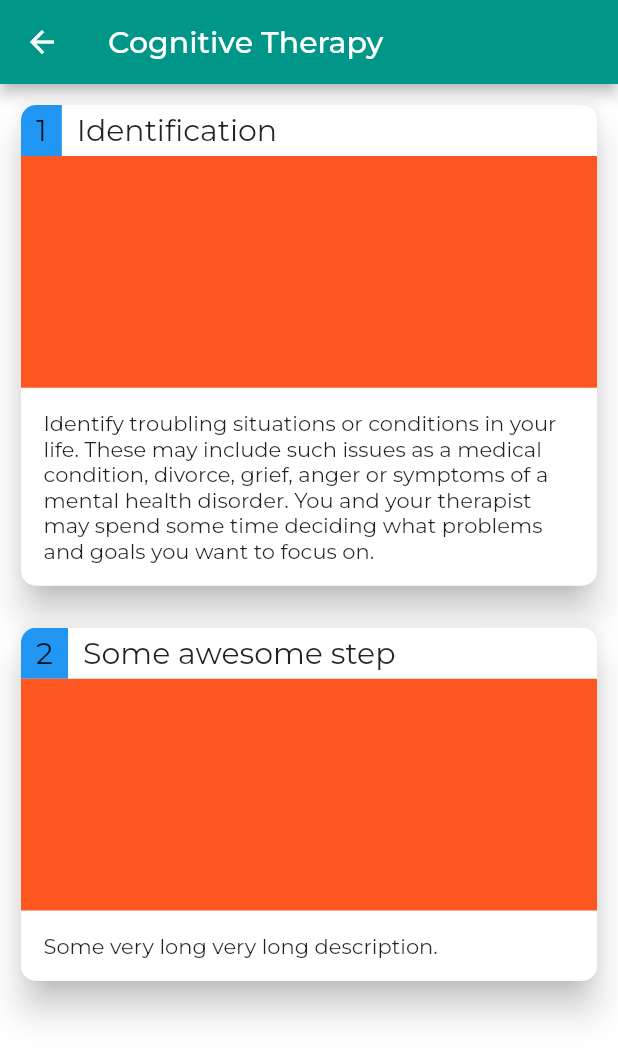
After one commit to SIH-Team-Epione/Flutter-app-Epione, a Flutter app: the CBTScreen screen opened by its route, on a phone screen of 412 x 824 dp. The commit adds this screen. Shown: the top 1060 px of the screen. Run offline on Flutter 3.47's test engine with Material 2 defaults, Android fonts, the phone set to English and light mode, and no system bars; our stand-ins replace flutter_svg, get, google_fonts; missing offline and left inert: flutter_email_sender, maps_launcher; project files that could hold a hidden picture were left out.

Commit message:
CBT Screen added.

```diff
--- a/lib/main.dart
+++ b/lib/main.dart
@@ -2,6 +2,7 @@ import 'package:flutter/material.dart';
 import 'package:flutter/cupertino.dart';
 import 'package:get/get_navigation/src/root/get_material_app.dart';
 import 'package:google_fonts/google_fonts.dart';
+import 'package:quiz_app/screens/cbt_screen.dart';
 import 'package:quiz_app/screens/home_screen.dart';
 import 'package:quiz_app/screens/welcome/welcome_screen.dart';
 import 'package:quiz_app/screens/login_screen.dart';
@@ -34,7 +35,7 @@ class MyApp extends StatelessWidget {
         '/learn_more_mental_health': (BuildContext context) => new LearnMoreMentalScreen(),
         '/phq_home': (BuildContext context) => new WelcomeScreen(),
         // '/gad_home': (BuildContext context) => new GADScreen(),
-        // '/cbt_home': (BuildContext context) => new CBTScreen(),
+        '/cbt_home': (BuildContext context) => new CBTScreen(),
         // '/diaphragm_home': (BuildContext context) => new DiaphragmScreen(),
         // '/meditation_home': (BuildContext context) => new MeditationScreen(),
         // '/mindfulness_home': (BuildContext context) => new MindfulnessScreen(),
--- /dev/null
+++ b/lib/models/CbtSteps.dart
@@ -0,0 +1,14 @@
+class CBT {
+  late String headline;
+  late String imageUrl;
+  late String description;
+
+  CBT(this.headline, this.imageUrl, this.description);
+}
+
+List cbtSteps = [
+  CBT("Identification", "https://i.im.ge/2022/07/21/Fd4WTX.jpg",
+      "Identify troubling situations or conditions in your life. These may include such issues as a medical condition, divorce, grief, anger or symptoms of a mental health disorder. You and your therapist may spend some time deciding what problems and goals you want to focus on."),
+  CBT("Some awesome step", "https://i.im.ge/2022/07/21/Fd4WTX.jpg",
+      "Some very long very long description.")
+];
--- /dev/null
+++ b/lib/screens/cbt_screen.dart
@@ -0,0 +1,82 @@
+import 'package:flutter/material.dart';
+import 'package:quiz_app/models/CbtSteps.dart';
+
+
+class CBTScreen extends StatefulWidget {
+  const CBTScreen({Key? key}) : super(key: key);
+
+  @override
+  State<CBTScreen> createState() =>
+      _CBTScreenState();
+}
+
+class _CBTScreenState
+    extends State<CBTScreen> {
+  @override
+  Widget build(BuildContext context) {
+    return Scaffold(
+      appBar: AppBar(
+        title: Text("Cognitive Therapy"),
+      ),
+      body: ListView.builder(
+        itemBuilder: (BuildContext context, int index) => Container(
+          width: MediaQuery.of(context).size.width,
+          padding: EdgeInsets.symmetric(horizontal: 10.0, vertical: 10.0),
+          child: _buildCBTRow(index, context),
+        ),
+        itemCount: 2,
+      ),
+    );
+  }
+}
+
+Widget _buildCBTRow(int index, BuildContext context) {
+  return Card(
+    elevation: 10,
+    shape: RoundedRectangleBorder(
+        borderRadius: BorderRadius.all(Radius.circular(10))),
+    child: ClipRRect(
+      borderRadius: BorderRadius.all(Radius.circular(10)),
+      child: Column(
+        crossAxisAlignment: CrossAxisAlignment.start,
+        children: [
+          Row(
+            children: [
+              Container(
+                color: Colors.blue,
+                padding: EdgeInsets.symmetric(horizontal: 10.0, vertical: 5.0),
+                child: Text(
+                  (index + 1).toString(),
+                  style: TextStyle(
+                    fontSize: 20.0,
+                  ),
+                ),
+              ),
+              Container(
+                margin: EdgeInsets.fromLTRB(10.0, 0.0, 0.0, 0.0),
+                child: Text(
+                  cbtSteps[index].headline,
+                  style: TextStyle(
+                    fontSize: 20.0,
+                  ),
+                ),
+              )
+            ],
+          ),
+          Container(
+            height: ((MediaQuery.of(context).size.width) / 16.0) * 6.0,
+            width: MediaQuery.of(context).size.width,
+            decoration: BoxDecoration(color: Colors.deepOrange),
+          ),
+          Container(
+            padding: EdgeInsets.all(15.0),
+            child: Text(
+              cbtSteps[index].description,
+              style: TextStyle(),
+            ),
+          )
+        ],
+      ),
+    ),
+  );
+}
```
